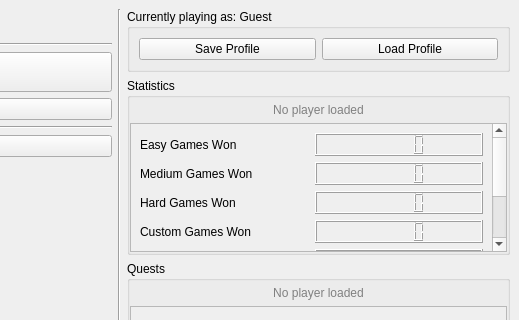
This is src/ui/menuwindow.ui in anton-fischer/cpp-minesweeper as Qt 5 draws it before an edit; both pictures show x 281 to 800 and y 0 to 320 of the 800 by 440 pixel window. The edited form follows.
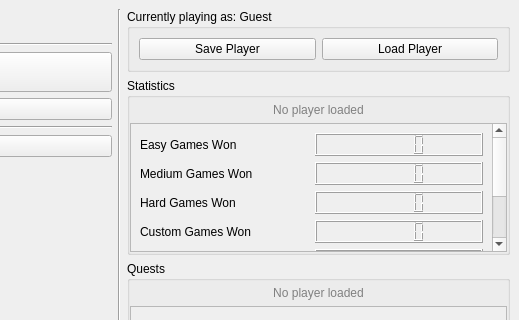
This is the edited form.

Commit message: add unsaved player profile warning dialog, other improvements

Patch:
```diff
--- a/src/ui/menuwindow.ui
+++ b/src/ui/menuwindow.ui
@@ -131,14 +131,14 @@
              <item>
               <widget class="QPushButton" name="btn_save">
                <property name="text">
-                <string>Save Profile</string>
+                <string>Save Player</string>
                </property>
               </widget>
              </item>
              <item>
               <widget class="QPushButton" name="btn_load">
                <property name="text">
-                <string>Load Profile</string>
+                <string>Load Player</string>
                </property>
               </widget>
              </item>
```
The commit also changes 12 other files.
